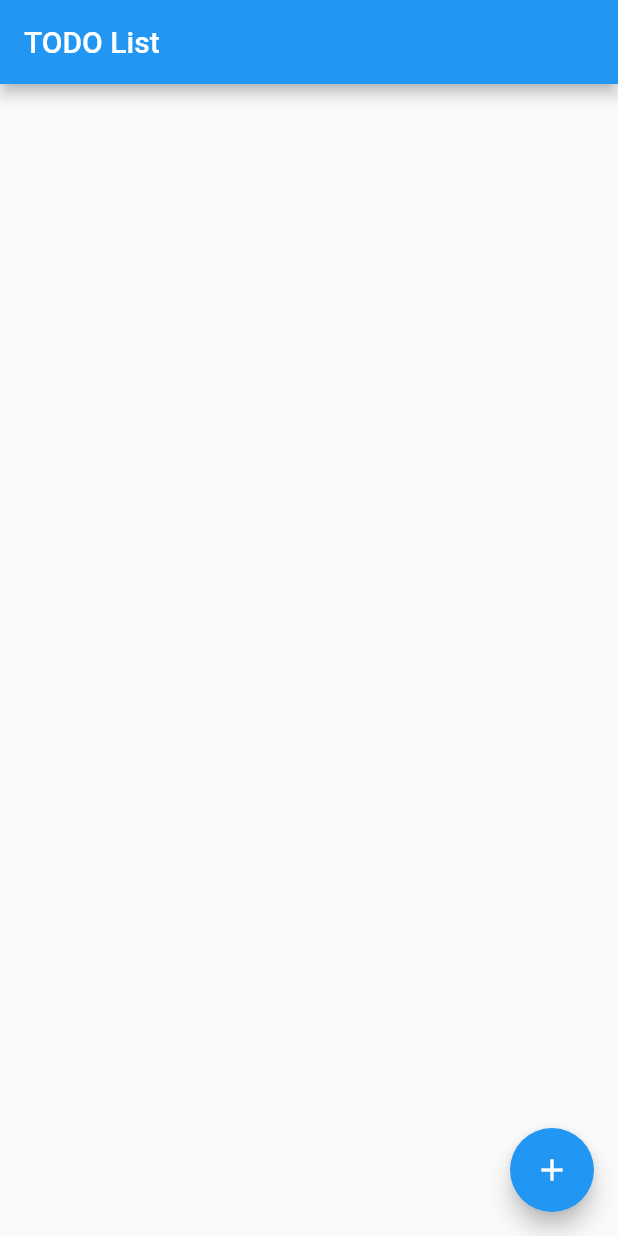
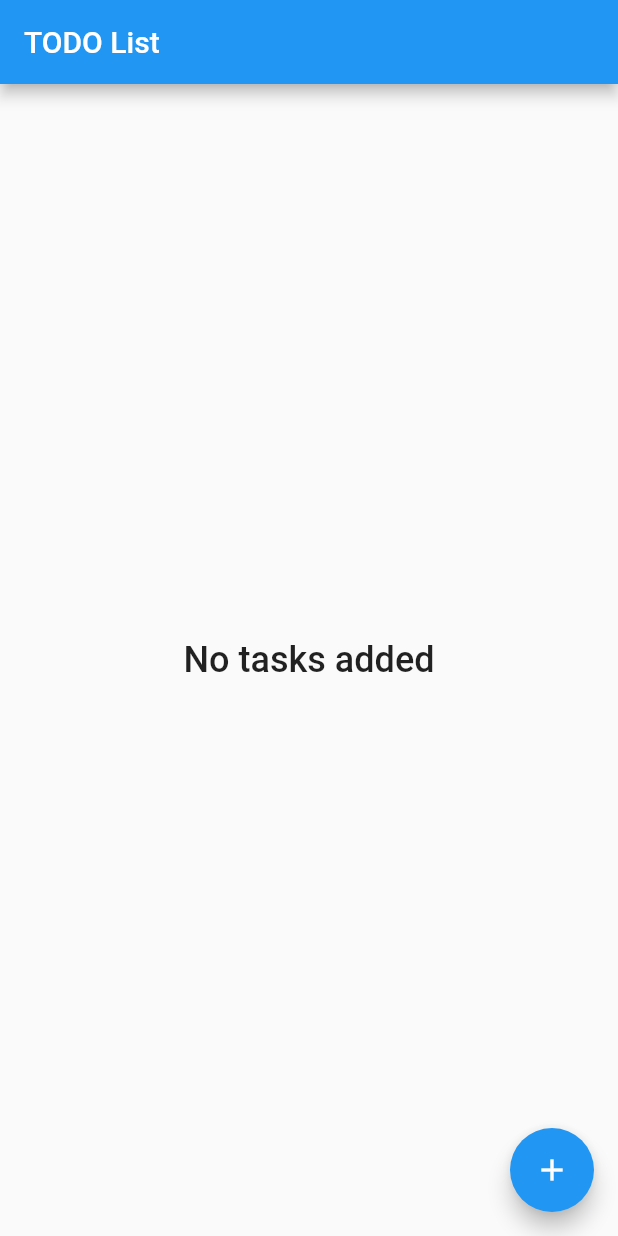
Before and after one commit to priyankgandhi0/todo_app, a Flutter app: the screen it shows after launch, on a phone screen of 412 x 824 dp. Run offline on Flutter 3.47's test engine with Material 2 defaults, Android fonts, the phone set to English and light mode, and no system bars; our stand-ins replace flutter_colorpicker, get.

Commit message:
no task String added

```diff
--- a/lib/getx/todo_list_controller.dart
+++ b/lib/getx/todo_list_controller.dart
@@ -23,7 +23,7 @@ class TodoListController extends GetxController {
         name: _textFieldController.text,
         time: Duration.zero,
         color: selectedColor,
-    image: imageAssets[Random().nextInt(3)]);
+        image: imageAssets[Random().nextInt(3)]);
     todoList.add(todoItem);
     update([updateList]);
   }
--- a/lib/screens/todo_list.dart
+++ b/lib/screens/todo_list.dart
@@ -1,7 +1,6 @@
 import 'package:flutter/material.dart';
 import 'package:get/get.dart';
 import 'package:todo_app/getx/todo_list_controller.dart';
-import 'package:todo_app/models/todo_item.dart';
 import 'package:todo_app/widgets/task_row.dart';
 
 class TodoList extends StatelessWidget {
@@ -16,7 +15,15 @@ class TodoList extends StatelessWidget {
       body: GetBuilder<TodoListController>(
           id: _todoListController.updateList,
           builder: (controller) {
-            return ListView.builder(
+            return _todoListController.todoList.isEmpty
+                ? const Center(
+                    child: Text(
+                      "No tasks added",
+                      style:
+                          TextStyle(fontSize: 24, fontWeight: FontWeight.w500),
+                    ),
+                  )
+                : ListView.builder(
                     itemBuilder: (BuildContext context, int index) {
                       return TaskRow(
                           todoItem: _todoListController.todoList[index],
```
Lines whose indentation alone changed are shown as unchanged.
